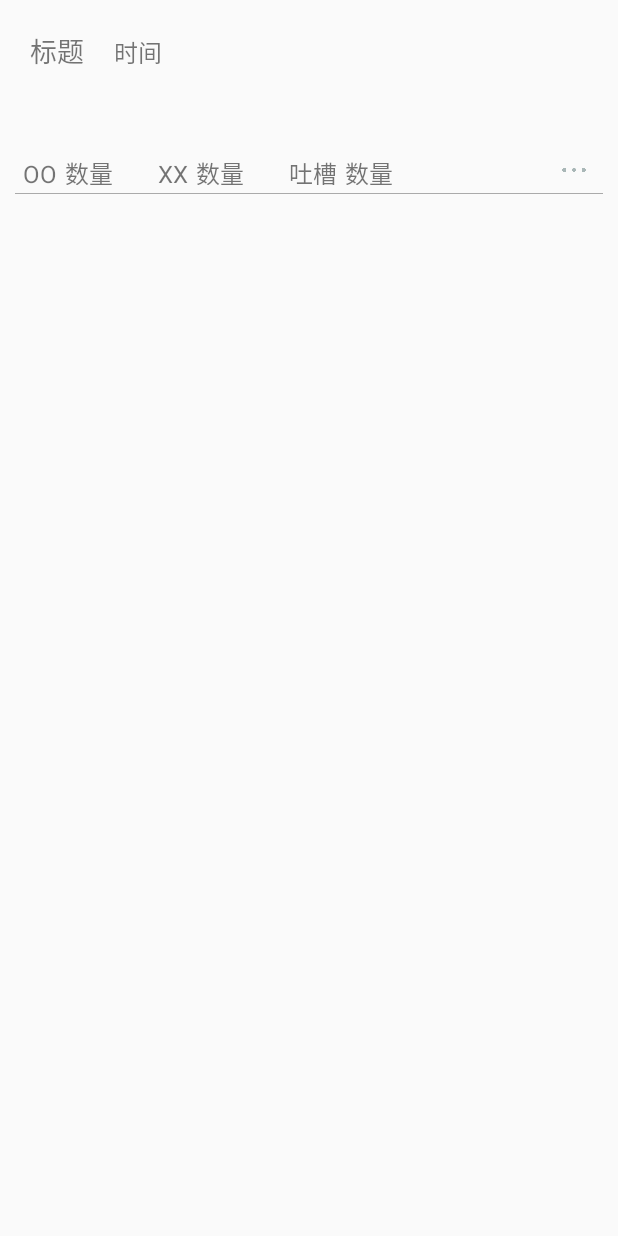
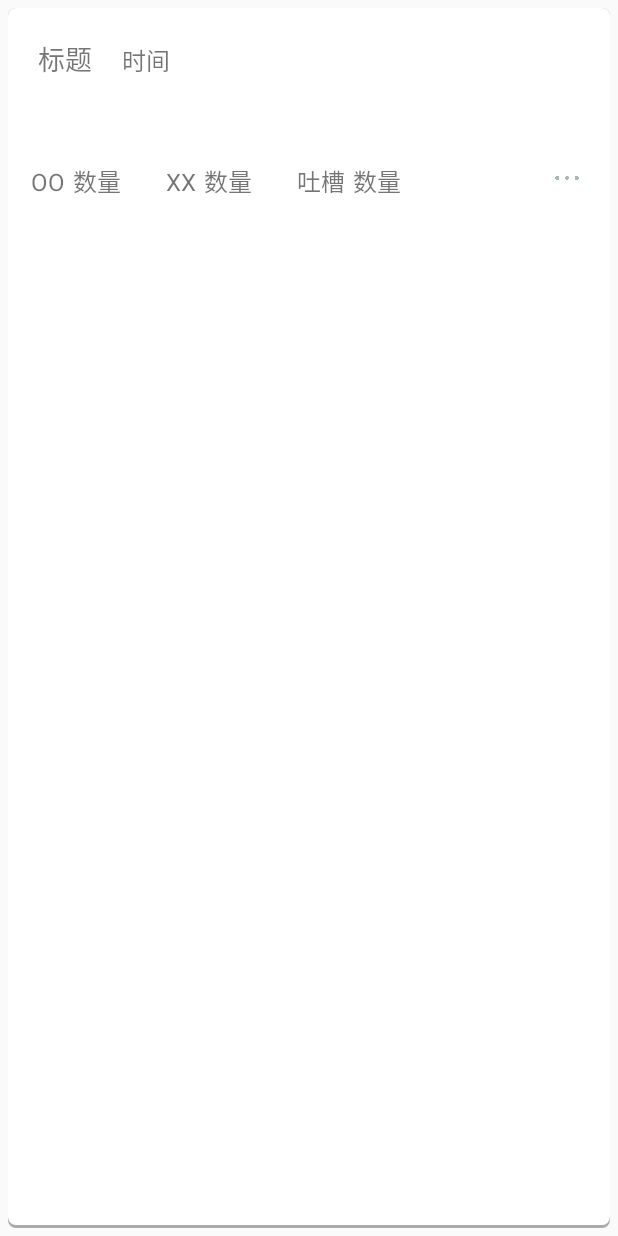
Before and after one commit to kachidoki/Kachidoki-Mredrock-Exam, an Android app: the layout item_girl.xml on its own in the app's theme, with its tools: preview values and no code run, on a phone screen of 412 x 824 dp. Run offline under Robolectric (Android 15) with nearby library versions, the phone set to English and light mode, and no system bars.

Commit message:
给recyclerView每个item加上边框阴影，更加美观

```diff
--- a/app/src/main/java/com/mayiwei/me/mredrock_exam/main/SelectPicPopupWindow.java
+++ b/app/src/main/java/com/mayiwei/me/mredrock_exam/main/SelectPicPopupWindow.java
@@ -100,15 +100,15 @@ public class SelectPicPopupWindow extends Activity implements OnClickListener{
                 // TODO Auto-generated method stub
                 dialog.dismiss();
                 switch (which) {
-                    case 0:	//邮件
+                    case 0://邮件
                         sendMail(pic);
                         break;
 
-                    case 1:	//短信
+                    case 1://短信
                         sendSMS(pic);
                         break;
 
-                    case 2:	//调用系统分享
+                    case 2://调用系统分享
                         Intent intent=new Intent(Intent.ACTION_SEND);
                         intent.setType("text/plain");
                         intent.putExtra(Intent.EXTRA_SUBJECT,"分享");
--- /dev/null
+++ b/app/src/main/res/drawable/board_layers.xml
@@ -0,0 +1,25 @@
+<?xml version="1.0" encoding="utf-8"?>
+<layer-list xmlns:android="http://schemas.android.com/apk/res/android"
+    android:layout_height="wrap_content"
+    android:layout_width="match_parent">
+    <!-- Bottom 2dp Shadow -->
+    <item>
+        <shape  android:shape="rectangle">
+            <solid android:color="@android:color/darker_gray" />
+            <corners android:radius="5dp" />
+        </shape>
+    </item>
+
+    <!-- White Top color -->
+    <item android:bottom="3px">
+        <shape  android:shape="rectangle">
+            <solid android:color="#ffffff" />
+            <corners android:radius="5dp" />
+            <padding
+                android:top="15dp"
+                android:right="15dp"
+                android:bottom="15dp"
+                android:left="15dp"/>
+        </shape>
+    </item>
+</layer-list>
--- a/app/src/main/res/layout/activity_girl.xml
+++ b/app/src/main/res/layout/activity_girl.xml
@@ -2,7 +2,8 @@
 <LinearLayout xmlns:android="http://schemas.android.com/apk/res/android"
     android:orientation="vertical"
     android:layout_width="match_parent"
-    android:layout_height="match_parent">
+    android:layout_height="match_parent"
+    >
     <include layout="@layout/include_toolbar"/>
     <LinearLayout
         android:paddingRight="10dp"
--- a/app/src/main/res/layout/activity_joke.xml
+++ b/app/src/main/res/layout/activity_joke.xml
@@ -2,7 +2,8 @@
 <LinearLayout xmlns:android="http://schemas.android.com/apk/res/android"
     android:orientation="vertical"
     android:layout_width="match_parent"
-    android:layout_height="match_parent">
+    android:layout_height="match_parent"
+    >
     <include layout="@layout/include_toolbar"/>
     <LinearLayout
         android:paddingRight="10dp"
--- a/app/src/main/res/layout/item_girl.xml
+++ b/app/src/main/res/layout/item_girl.xml
@@ -3,7 +3,9 @@
     android:orientation="vertical"
     android:layout_width="match_parent"
     android:layout_height="match_parent"
-    android:padding="10dp">
+    android:padding="10dp"
+    android:layout_margin="5dp"
+    android:background="@drawable/board_layers">
     <LinearLayout
         android:paddingRight="10dp"
         android:paddingLeft="10dp"
@@ -100,10 +102,5 @@
             android:src="@drawable/iconfont_more"/>
 
     </LinearLayout>
-    <View
-        android:layout_width="match_parent"
-        android:layout_height="0.3dp"
-        android:background="@android:color/darker_gray">
 
-    </View>
 </LinearLayout>
--- a/app/src/main/res/layout/view1.xml
+++ b/app/src/main/res/layout/view1.xml
@@ -2,7 +2,7 @@
 <LinearLayout xmlns:android="http://schemas.android.com/apk/res/android"
     android:layout_width="match_parent"
     android:layout_height="match_parent"
-    android:background="#ffffff">
+    android:background="#f6f7f9ff">
     <com.malinskiy.superrecyclerview.SuperRecyclerView
         android:layout_width="match_parent"
         android:layout_height="match_parent"
--- a/app/src/main/res/layout/view2.xml
+++ b/app/src/main/res/layout/view2.xml
@@ -2,7 +2,7 @@
 <LinearLayout xmlns:android="http://schemas.android.com/apk/res/android"
     android:layout_width="match_parent"
     android:layout_height="match_parent"
-    android:background="#ffffff">
+    android:background="#f6f7f9ff">
     <com.malinskiy.superrecyclerview.SuperRecyclerView
         android:layout_width="match_parent"
         android:layout_height="match_parent"
--- a/app/src/main/res/layout/view3.xml
+++ b/app/src/main/res/layout/view3.xml
@@ -3,7 +3,7 @@
     android:orientation="vertical"
     android:layout_width="match_parent"
     android:layout_height="match_parent"
-    android:background="#ffffff">
+    android:background="#f6f7f9ff">
     <com.malinskiy.superrecyclerview.SuperRecyclerView
         android:layout_width="match_parent"
         android:layout_height="match_parent"
```
Also changed, not shown: app/src/main/res/layout/item_joke.xml (+3 -6 lines), app/src/main/res/layout/item_question.xml (+4 -5 lines).
